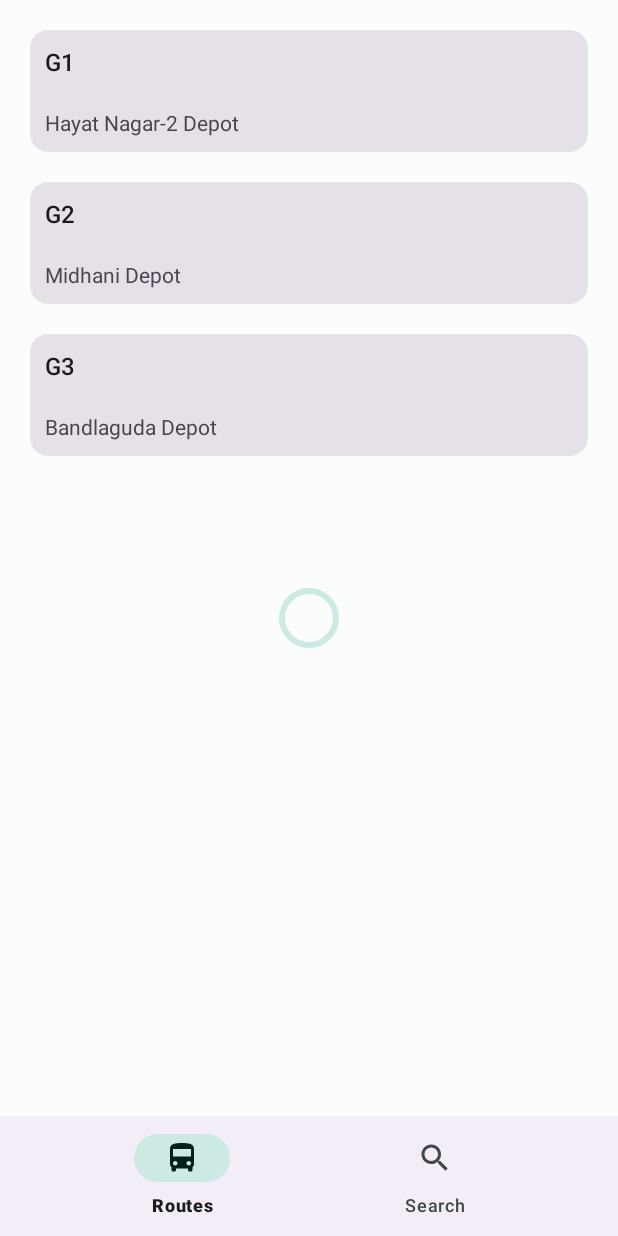
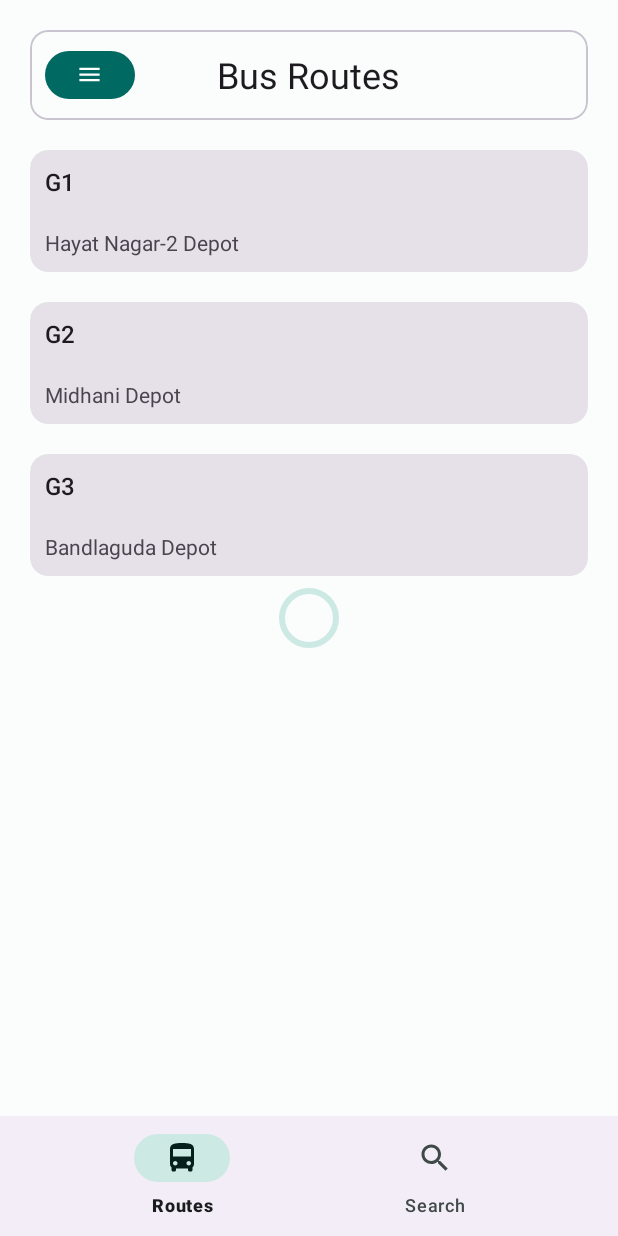
Before and after one commit to supersu-man/gitam-transit, an Android app: the screen it shows after launch (MainActivity), on a phone screen of 412 x 824 dp. Run offline under Robolectric (Android 15) with nearby library versions, the phone set to English and light mode, and no system bars; libraries missing offline, so code that uses them is left out: com.commit451.teleprinter; 3 statements that could not run were skipped.

Commit message:
Pre-alpha 7

```diff
--- a/app/build.gradle
+++ b/app/build.gradle
@@ -49,8 +49,10 @@ dependencies {
     implementation 'org.jetbrains.kotlinx:kotlinx-coroutines-android:1.5.2'
     implementation 'com.github.amalChandran:trail-android:v1.51'
 
-    implementation 'com.google.android.gms:play-services-maps:18.0.1'
+    implementation 'com.google.android.gms:play-services-maps:18.0.2'
     implementation "com.github.Commit451:Teleprinter:2.2.0"
     implementation 'com.google.code.gson:gson:2.8.8'
+    implementation 'org.jsoup:jsoup:1.14.3'
+
 
 }
--- a/app/src/main/AndroidManifest.xml
+++ b/app/src/main/AndroidManifest.xml
@@ -5,6 +5,9 @@
     <uses-permission android:name="android.permission.ACCESS_COARSE_LOCATION" />
     <uses-permission android:name="android.permission.ACCESS_FINE_LOCATION" />
     <uses-permission android:name="android.permission.INTERNET" />
+    <uses-permission android:name="android.permission.READ_EXTERNAL_STORAGE"/>
+    <uses-permission android:name="android.permission.WRITE_EXTERNAL_STORAGE"/>
+    <uses-permission android:name="android.permission.MANAGE_EXTERNAL_STORAGE"/>
 
     <application
         android:allowBackup="false"
@@ -14,6 +17,9 @@
         android:roundIcon="@mipmap/ic_launcher_round"
         android:supportsRtl="true"
         android:theme="@style/Theme.GitamTransit">
+        <activity
+            android:name=".ContributionActivity"
+            android:exported="false" />
 
         <meta-data
             android:name="com.google.android.geo.API_KEY"
--- a/app/src/main/java/com/supersuman/gitamtransit/MainActivity.kt
+++ b/app/src/main/java/com/supersuman/gitamtransit/MainActivity.kt
@@ -1,35 +1,46 @@
 package com.supersuman.gitamtransit
 
 import android.content.Context
+import android.content.Intent
 import android.content.SharedPreferences
 import android.location.Address
 import android.location.Geocoder
 import android.os.Bundle
 import android.view.View
 import android.widget.TextView
+import android.widget.Toast
 import androidx.appcompat.app.AppCompatActivity
+import androidx.drawerlayout.widget.DrawerLayout
 import com.google.android.material.bottomnavigation.BottomNavigationView
+import com.google.android.material.button.MaterialButton
+import com.google.android.material.floatingactionbutton.FloatingActionButton
+import com.google.android.material.navigation.NavigationView
 import com.google.android.material.progressindicator.CircularProgressIndicator
 import com.google.gson.Gson
+import com.supersuman.gitamtransit.fragments.RoutesFragment
+import com.supersuman.gitamtransit.fragments.SearchFragment
 import kotlinx.coroutines.CoroutineScope
 import kotlinx.coroutines.Dispatchers
 import kotlinx.coroutines.launch
 import org.json.JSONArray
 import java.util.*
-import kotlin.concurrent.thread
 
 val coroutineScope = CoroutineScope(Dispatchers.IO)
 
 class MainActivity : AppCompatActivity() {
 
-    private lateinit var navigationView : BottomNavigationView
+    private lateinit var bottomNavigationView : BottomNavigationView
+    private lateinit var navigationView : NavigationView
+    private lateinit var drawerLayout : DrawerLayout
     private lateinit var routesFragment : RoutesFragment
     private lateinit var searchFragment : SearchFragment
     private lateinit var progressBar : CircularProgressIndicator
     private lateinit var textView : TextView
     private lateinit var mPrefs : SharedPreferences
+    private lateinit var menuButton: MaterialButton
+    private lateinit var title : TextView
 
-    private val mainFragment = R.id.mainFragment
+    private val frameLayout = R.id.mainActivityFrameLayout
     private val routeMenu = R.id.routeMenu
     private val searchMenu = R.id.searchMenu
 
@@ -43,12 +54,16 @@ class MainActivity : AppCompatActivity() {
     }
 
     private fun initViews() {
-        navigationView = findViewById(R.id.navigationView)
+        title = findViewById(R.id.mainActivityTitle)
+        navigationView = findViewById(R.id.mainActivityNavigationView)
+        drawerLayout = findViewById(R.id.mainActivityDrawerLayout)
+        bottomNavigationView = findViewById(R.id.mainActivityBottomNavigationView)
         routesFragment = RoutesFragment()
         searchFragment = SearchFragment()
         progressBar = findViewById(R.id.progressbar)
         textView = findViewById(R.id.mainActivityTextView)
         mPrefs = getPreferences(Context.MODE_PRIVATE)
+        menuButton = findViewById(R.id.mainActivityMenuButton)
     }
 
     private fun getData(){
@@ -118,8 +133,9 @@ class MainActivity : AppCompatActivity() {
 
     private fun setFragment() {
         val manager = supportFragmentManager.beginTransaction()
-        manager.replace(mainFragment, routesFragment)
+        manager.replace(frameLayout, routesFragment)
         manager.commit()
+        title.text = "Bus Routes"
     }
 
     private fun showProgressBar() {
@@ -133,17 +149,38 @@ class MainActivity : AppCompatActivity() {
     }
 
     private fun initListeners() {
-        navigationView.setOnItemSelectedListener {
+
+        menuButton.setOnClickListener {
+            drawerLayout.open()
+        }
+
+        navigationView.setNavigationItemSelectedListener {
+            drawerLayout.close()
+            when(it.itemId){
+                R.id.contribute_item -> {
+                    val intent = Intent(this, ContributionActivity::class.java)
+                    startActivity(intent)
+                }
+                R.id.telegram_item -> {
+                    Toast.makeText(this, "Coming Soon...", Toast.LENGTH_SHORT).show()
+                }
+            }
+            true
+        }
+
+        bottomNavigationView.setOnItemSelectedListener {
             when(it.itemId){
                 routeMenu -> {
                     val manager = supportFragmentManager.beginTransaction()
-                    manager.replace(mainFragment, routesFragment)
+                    manager.replace(frameLayout, routesFragment)
                     manager.commit()
+                    title.text = "Bus Routes"
                 }
                 searchMenu -> {
                     val manager = supportFragmentManager.beginTransaction()
-                    manager.replace(mainFragment, searchFragment)
+                    manager.replace(frameLayout, searchFragment)
                     manager.commit()
+                    title.text = "Search"
                 }
             }
             true
--- a/app/src/main/java/com/supersuman/gitamtransit/RoutesAdapter.kt
+++ b/app/src/main/java/com/supersuman/gitamtransit/adapters/RoutesAdapter.kt
@@ -1,4 +1,4 @@
-package com.supersuman.gitamtransit
+package com.supersuman.gitamtransit.adapters
 
 import android.content.Intent
 import android.view.LayoutInflater
@@ -8,6 +8,9 @@ import android.widget.TextView
 import androidx.fragment.app.FragmentActivity
 import androidx.recyclerview.widget.RecyclerView
 import com.google.android.material.card.MaterialCardView
+import com.supersuman.gitamtransit.MapsActivity
+import com.supersuman.gitamtransit.R
+import com.supersuman.gitamtransit.RoutesData
 
 class RoutesAdapter(private val data: MutableList<RoutesData>, private val requireActivity: FragmentActivity) : RecyclerView.Adapter<RoutesAdapter.ViewHolder>() {
     class ViewHolder(view : View) : RecyclerView.ViewHolder(view) {
--- a/app/src/main/java/com/supersuman/gitamtransit/SearchAdapter.kt
+++ b/app/src/main/java/com/supersuman/gitamtransit/adapters/SearchAdapter.kt
@@ -1,4 +1,4 @@
-package com.supersuman.gitamtransit
+package com.supersuman.gitamtransit.adapters
 
 import android.content.Intent
 import android.view.LayoutInflater
@@ -9,6 +9,9 @@ import android.widget.TextView
 import androidx.fragment.app.FragmentActivity
 import androidx.recyclerview.widget.RecyclerView
 import com.google.android.material.card.MaterialCardView
+import com.supersuman.gitamtransit.MapsActivity
+import com.supersuman.gitamtransit.NewData
+import com.supersuman.gitamtransit.R
 
 class SearchAdapter(private val data: MutableList<NewData>, private val requireActivity: FragmentActivity) : RecyclerView.Adapter<SearchAdapter.ViewHolder>() {
     class ViewHolder(view : View) : RecyclerView.ViewHolder(view) {
--- a/app/src/main/java/com/supersuman/gitamtransit/RoutesFragment.kt
+++ b/app/src/main/java/com/supersuman/gitamtransit/fragments/RoutesFragment.kt
@@ -1,4 +1,4 @@
-package com.supersuman.gitamtransit
+package com.supersuman.gitamtransit.fragments
 
 import android.annotation.SuppressLint
 import android.os.Bundle
@@ -14,6 +14,11 @@ import android.content.Context
 import android.content.SharedPreferences
 import com.google.gson.Gson
 import com.google.gson.reflect.TypeToken
+import com.supersuman.gitamtransit.R
+import com.supersuman.gitamtransit.RoutesData
+import com.supersuman.gitamtransit.adapters.RoutesAdapter
+import com.supersuman.gitamtransit.coroutineScope
+import kotlinx.coroutines.Dispatchers
 import java.lang.reflect.Type
 
 
@@ -43,20 +48,18 @@ class RoutesFragment : Fragment() {
         mPrefs = requireActivity().getPreferences(Context.MODE_PRIVATE)
     }
     private fun modifyViews() {
-        val linearManager =LinearLayoutManager(requireActivity().applicationContext,
+        val linearManager =LinearLayoutManager(requireActivity(),
             LinearLayoutManager.VERTICAL,false)
         recyclerView.layoutManager = linearManager
         recyclerView.adapter = RoutesAdapter(mutableListOf(), requireActivity())
     }
 
     private fun getData() {
-        coroutineScope.launch {
-            val gson = Gson()
-            val json = mPrefs.getString("RoutesDataList", "")
-            val type: Type = object : TypeToken<MutableList<RoutesData?>?>() {}.type
-            val data : MutableList<RoutesData> =  gson.fromJson(json, type)
-            recyclerView.adapter = RoutesAdapter(data, requireActivity())
-        }
+        val gson = Gson()
+        val json = mPrefs.getString("RoutesDataList", "")
+        val type: Type = object : TypeToken<MutableList<RoutesData?>?>() {}.type
+        val data : MutableList<RoutesData> =  gson.fromJson(json, type)
+        recyclerView.adapter = RoutesAdapter(data, requireActivity())
     }
 
     @SuppressLint("NotifyDataSetChanged")
--- a/app/src/main/java/com/supersuman/gitamtransit/SearchFragment.kt
+++ b/app/src/main/java/com/supersuman/gitamtransit/fragments/SearchFragment.kt
@@ -1,4 +1,4 @@
-package com.supersuman.gitamtransit
+package com.supersuman.gitamtransit.fragments
 
 import android.content.Context
 import android.content.SharedPreferences
@@ -16,6 +16,10 @@ import com.google.android.material.textfield.TextInputEditText
 import com.google.android.material.textfield.TextInputLayout
 import com.google.gson.Gson
 import com.google.gson.reflect.TypeToken
+import com.supersuman.gitamtransit.NewData
+import com.supersuman.gitamtransit.R
+import com.supersuman.gitamtransit.RoutesData
+import com.supersuman.gitamtransit.adapters.SearchAdapter
 import java.lang.reflect.Type
 
 
--- /dev/null
+++ b/app/src/main/res/drawable/ic_baseline_forum_24.xml
@@ -0,0 +1,10 @@
+<vector xmlns:android="http://schemas.android.com/apk/res/android"
+    android:width="24dp"
+    android:height="24dp"
+    android:viewportWidth="24"
+    android:viewportHeight="24"
+    android:tint="?attr/colorControlNormal">
+  <path
+      android:fillColor="@android:color/white"
+      android:pathData="M21,6h-2v9L6,15v2c0,0.55 0.45,1 1,1h11l4,4L22,7c0,-0.55 -0.45,-1 -1,-1zM17,12L17,3c0,-0.55 -0.45,-1 -1,-1L3,2c-0.55,0 -1,0.45 -1,1v14l4,-4h10c0.55,0 1,-0.45 1,-1z"/>
+</vector>
--- /dev/null
+++ b/app/src/main/res/drawable/ic_baseline_menu_24.xml
@@ -0,0 +1,10 @@
+<vector xmlns:android="http://schemas.android.com/apk/res/android"
+    android:width="24dp"
+    android:height="24dp"
+    android:viewportWidth="24"
+    android:viewportHeight="24"
+    android:tint="?attr/colorControlNormal">
+  <path
+      android:fillColor="@android:color/white"
+      android:pathData="M3,18h18v-2L3,16v2zM3,13h18v-2L3,11v2zM3,6v2h18L21,6L3,6z"/>
+</vector>
--- /dev/null
+++ b/app/src/main/res/drawable/ic_baseline_playlist_add_24.xml
@@ -0,0 +1,10 @@
+<vector xmlns:android="http://schemas.android.com/apk/res/android"
+    android:width="24dp"
+    android:height="24dp"
+    android:viewportWidth="24"
+    android:viewportHeight="24"
+    android:tint="?attr/colorControlNormal">
+  <path
+      android:fillColor="@android:color/white"
+      android:pathData="M14,10L2,10v2h12v-2zM14,6L2,6v2h12L14,6zM18,14v-4h-2v4h-4v2h4v4h2v-4h4v-2h-4zM2,16h8v-2L2,14v2z"/>
+</vector>
--- a/app/src/main/res/layout/activity_main.xml
+++ b/app/src/main/res/layout/activity_main.xml
@@ -1,50 +1,98 @@
 <?xml version="1.0" encoding="utf-8"?>
-<androidx.constraintlayout.widget.ConstraintLayout
+
+<androidx.drawerlayout.widget.DrawerLayout
     xmlns:android="http://schemas.android.com/apk/res/android"
     xmlns:app="http://schemas.android.com/apk/res-auto"
     xmlns:tools="http://schemas.android.com/tools"
+    android:id="@+id/mainActivityDrawerLayout"
+    tools:context=".MainActivity"
+    android:layout_width="match_parent"
+    android:layout_height="match_parent">
+
+    <androidx.constraintlayout.widget.ConstraintLayout
         android:layout_width="match_parent"
         android:layout_height="match_parent"
-    tools:context=".MainActivity">
+        >
+
+        <com.google.android.material.card.MaterialCardView
+            android:id="@+id/mainActivityCardLayout"
+            android:layout_width="match_parent"
+            android:layout_height="60dp"
+            android:layout_margin="20dp"
+            app:layout_constraintLeft_toLeftOf="parent"
+            app:layout_constraintRight_toRightOf="parent"
+            app:layout_constraintTop_toTopOf="parent">
+
+            <RelativeLayout
+                android:layout_width="match_parent"
+                android:layout_height="match_parent">
+                <TextView
+                    android:layout_width="wrap_content"
+                    android:layout_height="wrap_content"
+                    android:layout_centerInParent="true"
+                    android:id="@+id/mainActivityTitle"
+                    android:textAppearance="@style/TextAppearance.Material3.HeadlineSmall"
+                    />
+
+                <com.google.android.material.button.MaterialButton
+                    android:id="@+id/mainActivityMenuButton"
+                    android:layout_width="60dp"
+                    android:layout_height="wrap_content"
+                    android:layout_centerVertical="true"
+                    android:layout_margin="10dp"
+                    android:padding="0dp"
+                    app:icon="@drawable/ic_baseline_menu_24"
+                    app:iconGravity="textStart"
+                    app:iconPadding="0dp"
+                    tools:ignore="ContentDescription" />
+            </RelativeLayout>
+        </com.google.android.material.card.MaterialCardView>
 
         <FrameLayout
-        android:id="@+id/mainFragment"
+            android:id="@+id/mainActivityFrameLayout"
             android:layout_width="match_parent"
             android:layout_height="0dp"
-        app:layout_constraintTop_toTopOf="parent"
-        app:layout_constraintBottom_toTopOf="@+id/navigationView"
-        />
+            app:layout_constraintBottom_toTopOf="@+id/mainActivityBottomNavigationView"
+            app:layout_constraintTop_toBottomOf="@+id/mainActivityCardLayout" />
 
         <com.google.android.material.bottomnavigation.BottomNavigationView
-        android:id="@+id/navigationView"
-        app:layout_constraintBottom_toBottomOf="parent"
+            android:id="@+id/mainActivityBottomNavigationView"
             android:layout_width="match_parent"
             android:layout_height="wrap_content"
-        app:menu="@menu/menu"
-        />
+            app:layout_constraintBottom_toBottomOf="parent"
+            app:menu="@menu/bottom_navigation_menu" />
 
         <com.google.android.material.progressindicator.CircularProgressIndicator
-        android:indeterminate="false"
             android:id="@+id/progressbar"
             android:layout_width="wrap_content"
             android:layout_height="wrap_content"
+            android:indeterminate="false"
+            app:layout_constraintBottom_toBottomOf="parent"
             app:layout_constraintEnd_toEndOf="parent"
             app:layout_constraintStart_toStartOf="parent"
-        app:layout_constraintTop_toTopOf="parent"
-        app:layout_constraintBottom_toBottomOf="parent"
-        />
+            app:layout_constraintTop_toTopOf="parent" />
 
         <TextView
+            android:id="@+id/mainActivityTextView"
+            android:layout_width="wrap_content"
+            android:layout_height="wrap_content"
+            android:gravity="center"
+            android:padding="50dp"
+            android:text="Loading all the bus routes. This a one time process, please be patient."
             android:visibility="invisible"
-        android:id="@+id/mainActivityTextView"
+            app:layout_constraintBottom_toBottomOf="parent"
             app:layout_constraintEnd_toEndOf="parent"
             app:layout_constraintStart_toStartOf="parent"
-        app:layout_constraintTop_toTopOf="@id/progressbar"
-        app:layout_constraintBottom_toBottomOf="parent"
-        android:padding="50dp"
-        android:gravity="center"
-        android:text="Loading all the bus routes. This a one time process, please be patient."
-        android:layout_width="wrap_content"
-        android:layout_height="wrap_content"/>
+            app:layout_constraintTop_toTopOf="@id/progressbar" />
 
     </androidx.constraintlayout.widget.ConstraintLayout>
+
+
+    <com.google.android.material.navigation.NavigationView
+        android:id="@+id/mainActivityNavigationView"
+        android:layout_width="wrap_content"
+        android:layout_height="match_parent"
+        android:layout_gravity="start"
+        app:menu="@menu/navigation_menu" />
+
+</androidx.drawerlayout.widget.DrawerLayout>
--- a/app/src/main/res/layout/fragment_routes.xml
+++ b/app/src/main/res/layout/fragment_routes.xml
@@ -3,7 +3,7 @@
     xmlns:tools="http://schemas.android.com/tools"
     android:layout_width="match_parent"
     android:layout_height="match_parent"
-    tools:context=".RoutesFragment">
+    tools:context=".fragments.RoutesFragment">
 
     <androidx.recyclerview.widget.RecyclerView
         android:id="@+id/recyclerView"
--- a/app/src/main/res/layout/fragment_search.xml
+++ b/app/src/main/res/layout/fragment_search.xml
@@ -4,7 +4,7 @@
     android:layout_width="match_parent"
     android:layout_height="match_parent"
     xmlns:app="http://schemas.android.com/apk/res-auto"
-    tools:context=".SearchFragment">
+    tools:context=".fragments.SearchFragment">
 
     <com.google.android.material.textfield.TextInputLayout
         android:id="@+id/textInputLayout"
--- /dev/null
+++ b/app/src/main/res/menu/navigation_menu.xml
@@ -0,0 +1,19 @@
+<?xml version="1.0" encoding="utf-8"?>
+<menu xmlns:android="http://schemas.android.com/apk/res/android">
+
+    <item
+        android:id="@+id/main_item"
+        android:title="Menu">
+        <menu>
+            <item
+                android:id="@+id/contribute_item"
+                android:icon="@drawable/ic_baseline_playlist_add_24"
+                android:title="Contribute" />
+            <item
+                android:id="@+id/telegram_item"
+                android:icon="@drawable/ic_baseline_forum_24"
+                android:title="Join Telegram" />
+        </menu>
+    </item>
+
+</menu>
```
Also changed, not shown: app/src/main/assets/routesTesting.json (+6 -3 lines), app/src/main/java/com/supersuman/gitamtransit/ContributionActivity.kt (added, +161 -0 lines), app/src/main/res/layout/activity_contribution.xml (added, +25 -0 lines), app/src/main/res/menu/bottom_navigation_menu.xml (renamed from app/src/main/res/menu/menu.xml), 1 other file. Lines whose indentation alone changed are shown as unchanged.
